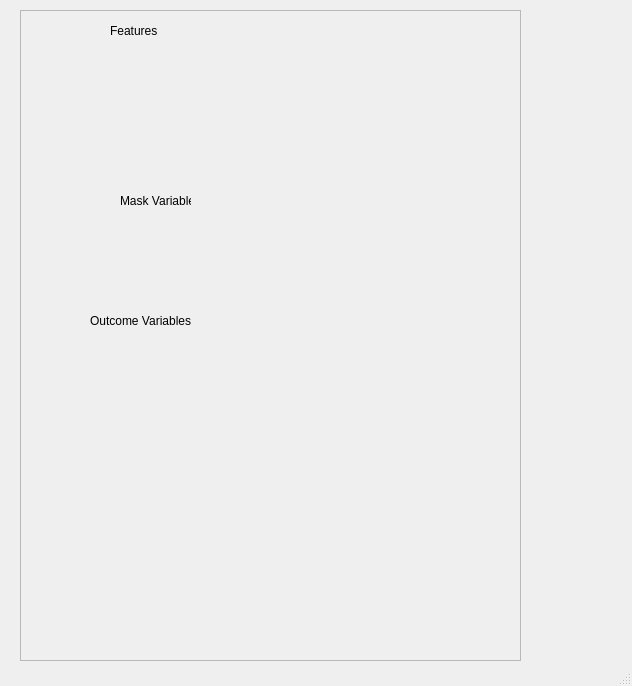
Before: the Qt Designer form src/WhiskerToolbox/ML_Widget/ML_Widget.ui in paulmthompson/WhiskerToolbox, drawn with Qt 5.
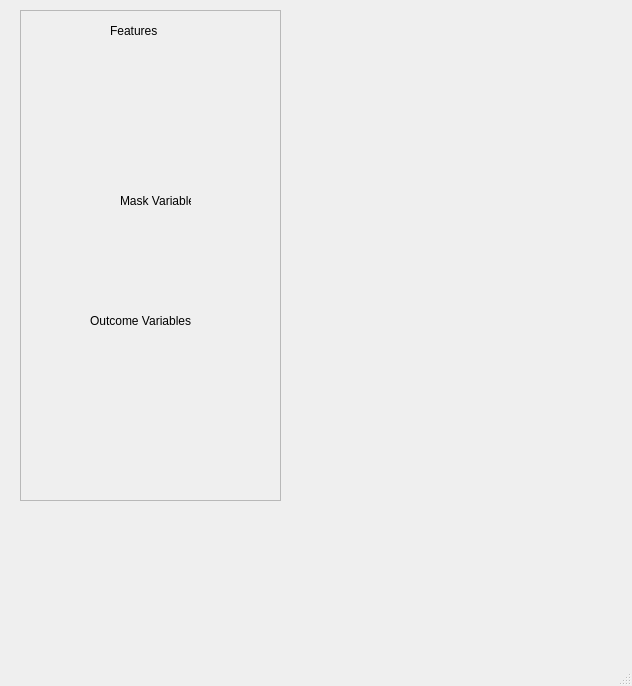
After: the same form once the commit is applied. Custom widgets are drawn as their Qt base class.

The edit to the form file:
```diff
--- a/src/WhiskerToolbox/ML_Widget/ML_Widget.ui
+++ b/src/WhiskerToolbox/ML_Widget/ML_Widget.ui
@@ -19,8 +19,8 @@
      <rect>
       <x>20</x>
       <y>10</y>
-      <width>501</width>
-      <height>651</height>
+      <width>261</width>
+      <height>491</height>
      </rect>
     </property>
     <property name="frameShape">
```
